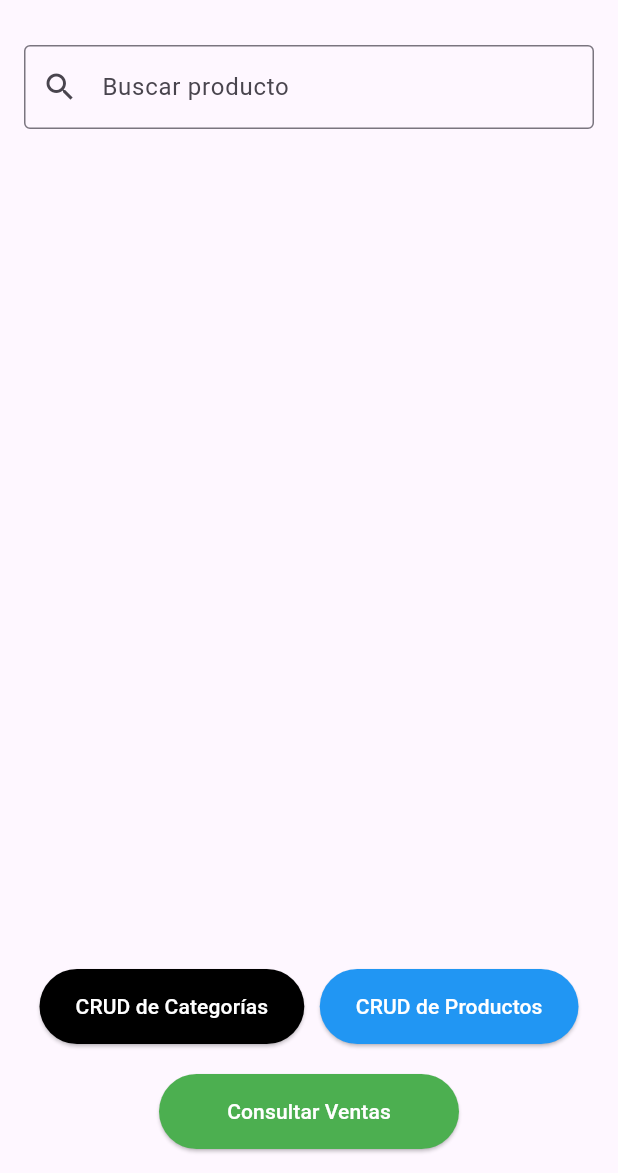
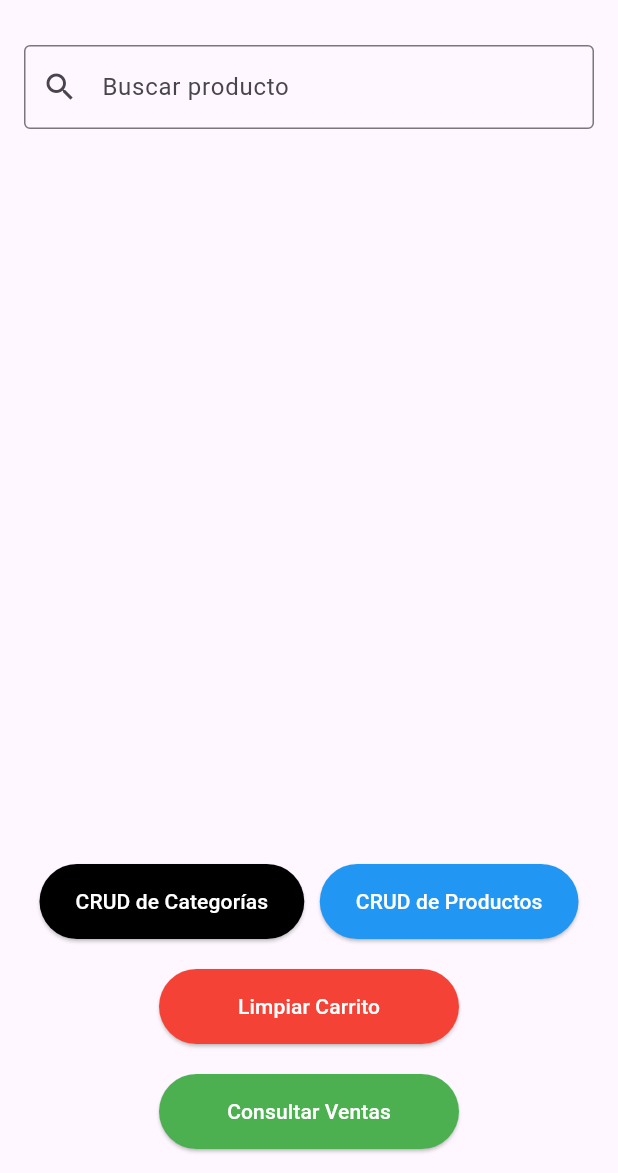
Before and after one commit to jorgesemai19/parcial2, a Flutter app: the screen it shows after launch, on a phone screen of 412 x 824 dp, the part 63-1236 px from its top. Run offline on Flutter 3.47's test engine with Material 3 defaults, Android fonts, the light colour scheme and no system bars.

Commit message:
Se agrega botón para vaciar carrito en la vista principal

```diff
--- a/lib/screens/sales_screen.dart
+++ b/lib/screens/sales_screen.dart
@@ -41,6 +41,16 @@ class _SalesScreenState extends State<SalesScreen> {
   void _addToCart(Product product) {
     setState(() {
       _cart.add(product);
+    });
+  }
+
+  // Función para limpiar el carrito
+  void _clearCart() {
+    setState(() {
+      _cart.clear();  // Vaciar el carrito
+      ScaffoldMessenger.of(context).showSnackBar(
+        const SnackBar(content: Text('El carrito ha sido vaciado.')),
+      );
     });
   }
 
@@ -144,7 +154,19 @@ class _SalesScreenState extends State<SalesScreen> {
               ],
             ),
             const SizedBox(height: 20),
-            // Nuevo botón para acceder al módulo de consulta de ventas
+            // Botón para limpiar el carrito
+            Center(
+              child: ElevatedButton(
+                onPressed: _clearCart,
+                style: ElevatedButton.styleFrom(
+                  backgroundColor: Colors.red,  // Fondo rojo para indicar que es acción de limpieza
+                  foregroundColor: Colors.white,  // Texto blanco
+                  minimumSize: const Size(200, 50),
+                ),
+                child: const Text('Limpiar Carrito'),
+              ),
+            ),
+            const SizedBox(height: 20),
             Center(
               child: ElevatedButton(
                 onPressed: () {
```
